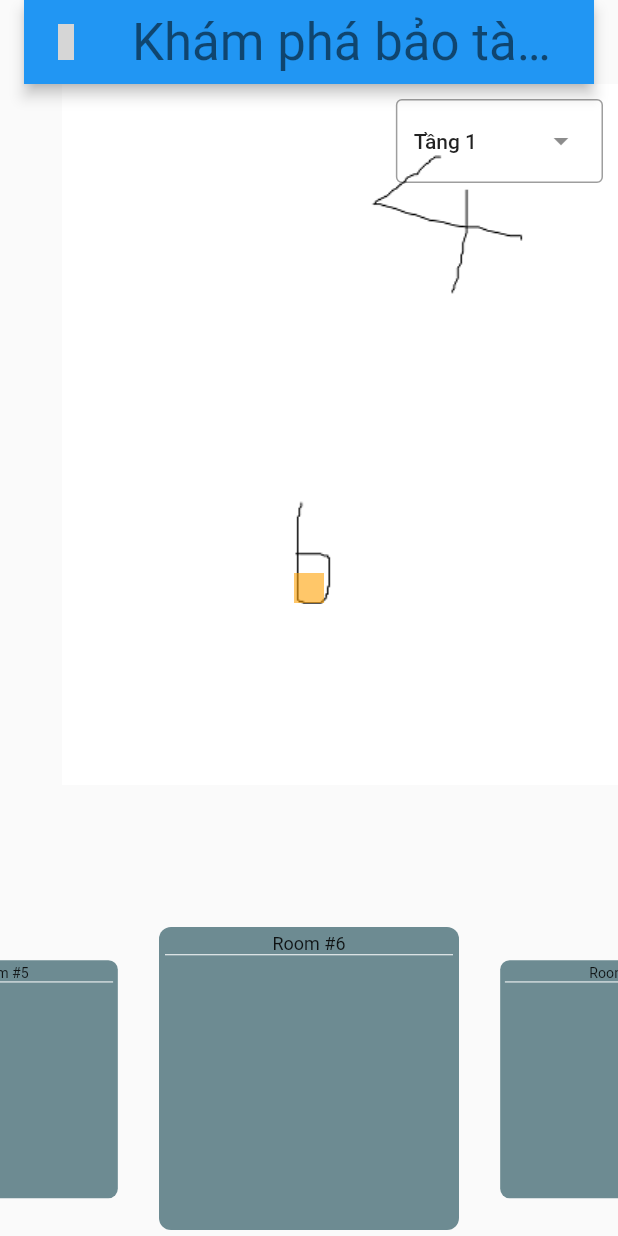
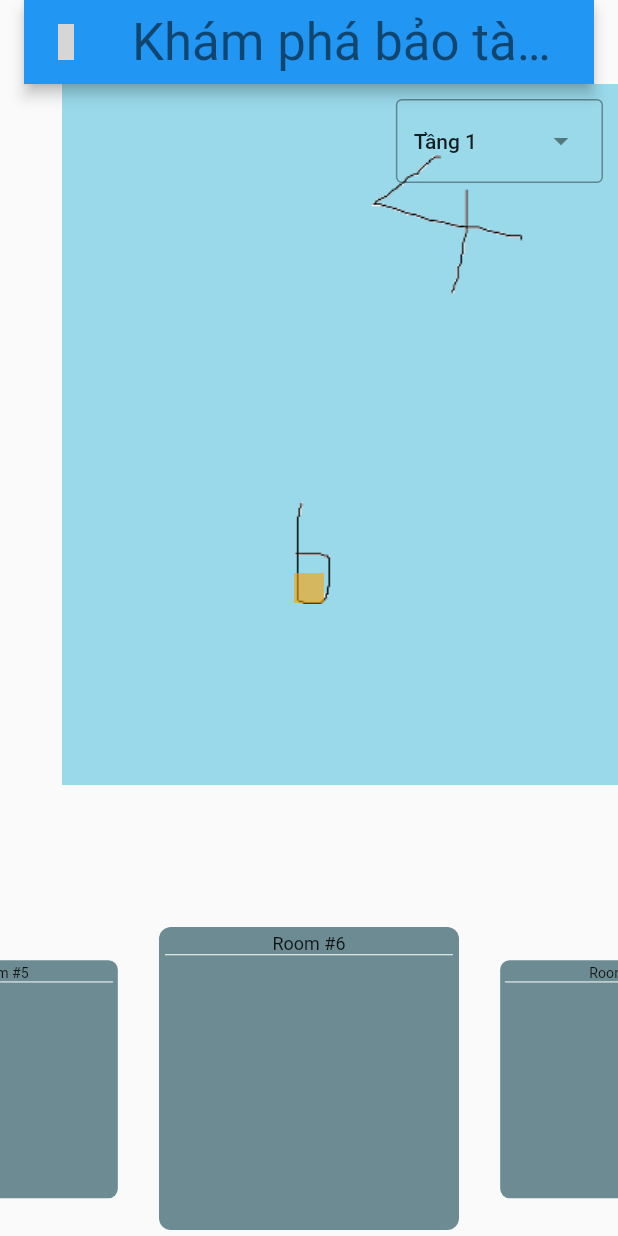
Before and after one commit to duykhanhxx03/ui-project-hochiminh-museum, a Flutter app: the IndoorMapScreen screen opened directly, after a tap on "Room #6", on a phone screen of 412 x 824 dp. Run offline on Flutter 3.47's test engine with Material 2 defaults, Android fonts, the light colour scheme and no system bars; drawn by our look-alikes of carousel_slider; our stand-ins replace get, get_storage, iconsax, keyboard_dismisser, logger, smooth_page_indicator; accounts and stored records are empty; grey boxes are pictures that could not be loaded.

Commit message:
add multiple floor navagation in indoormap

```diff
--- /dev/null
+++ b/lib/features/main/screens/indoor_map/controllers/indoor_map_controller.dart
@@ -0,0 +1,71 @@
+import 'dart:convert';
+import 'package:flutter/material.dart';
+import 'package:flutter/services.dart';
+import 'package:get/get.dart';
+
+var mapJson = [
+  'lib/features/main/screens/indoor_map/rooms1.json',
+  'lib/features/main/screens/indoor_map/rooms2.json',
+  'lib/features/main/screens/indoor_map/rooms3.json',
+];
+var mapUrl = [
+  'assets/images/indoor_map/map1.png',
+  'assets/images/indoor_map/map2.png',
+  'assets/images/indoor_map/map3.png',
+];
+
+class IndoorMapController extends GetxController {
+  static IndoorMapController get instance => Get.find();
+
+  double mapWidth = 0;
+  double mapHeight = 0;
+
+  var currentMapJson = mapJson[0].obs;
+  var currentMapUrl = mapUrl[0].obs;
+
+  void changeFloor(int value) {
+    currentMapJson.value = mapJson[value];
+    currentMapUrl.value = mapUrl[value];
+  }
+
+  Future<String> loadAsset() async {
+    await getMapInfo();
+    // print('loadAssets');
+    return await rootBundle.loadString(currentMapJson.value);
+  }
+
+  Future<int> findRoomByPoint(Offset p) async {
+    final allRoom = jsonDecode(await loadAsset());
+    // print("findRoomByPoint");
+    int room = 0;
+    for (var r in allRoom['Datas']) {
+      final rArr = (r['coords'].split(','));
+      double xMax = 0.0, xMin = mapWidth, yMax = 0.0, yMin = mapHeight;
+
+      for (var i = 0; i < rArr.length; i += 2) {
+        if (xMax < double.parse(rArr[i])) xMax = double.parse(rArr[i]);
+        if (xMin > double.parse(rArr[i])) xMin = double.parse(rArr[i]);
+      }
+
+      for (var i = 1; i < rArr.length; i += 2) {
+        if (yMax < double.parse(rArr[i])) yMax = double.parse(rArr[i]);
+        if (yMin > double.parse(rArr[i])) yMin = double.parse(rArr[i]);
+      }
+
+      if (p.dx > xMin && p.dx < xMax && p.dy > yMin && p.dy < yMax) {
+        room = int.parse(r['href'].split('_')[1]);
+        break;
+      }
+    }
+
+    return room;
+  }
+
+  getMapInfo() async {
+    final img = await rootBundle.load(currentMapUrl.value);
+    final decodedImage = await decodeImageFromList(img.buffer.asUint8List());
+    mapWidth = decodedImage.width.toDouble();
+    mapHeight = decodedImage.height.toDouble();
+    // print('getMapInfo');
+  }
+}
--- a/lib/features/main/screens/indoor_map/indoor_map.dart
+++ b/lib/features/main/screens/indoor_map/indoor_map.dart
@@ -1,10 +1,10 @@
-import 'dart:async';
 import 'dart:convert';
 import 'package:carousel_slider/carousel_slider.dart';
 import 'package:flutter/material.dart';
-import 'package:flutter/services.dart';
+import 'package:get/get.dart';
 import 'package:iconsax/iconsax.dart';
 import 'package:ui_project_hochiminh_museum/common/widgets/appbar/appbar.dart';
+import 'package:ui_project_hochiminh_museum/features/main/screens/indoor_map/controllers/indoor_map_controller.dart';
 import 'package:ui_project_hochiminh_museum/features/main/screens/indoor_map/widgets/dropdown_button.dart';
 
 class IndoorMapScreen extends StatefulWidget {
@@ -21,37 +21,15 @@ class _IndoorMapScreenState extends State<IndoorMapScreen>
   double screenWidth = 0;
   double screenHeight = 0;
 
+  final indoorMapController = Get.put(IndoorMapController());
+
   Animation<Matrix4>? _animationMap;
   late final AnimationController _controllerMap;
 
   CarouselController carouselController = CarouselController();
 
-  Future<String> loadAsset() async {
-    return await rootBundle
-        .loadString('lib/features/main/screens/indoor_map/rooms.json');
-  }
-
-  Future<ImageInfo> getImageInfo(Image img) async {
-    final c = Completer<ImageInfo>();
-    img.image
-        .resolve(const ImageConfiguration())
-        .addListener(ImageStreamListener((ImageInfo i, bool _) {
-      c.complete(i);
-    }));
-    return c.future;
-  }
-
-  printImageInfo() async {
-    Image image = Image.asset('assets/images/indoor_map/map.png');
-    ImageInfo info = await getImageInfo(image);
-    // print(info.image.height);
-  }
-
-  otherGetImageInfo() async {
-    final img = await rootBundle.load('assets/images/indoor_map/map.png');
-    final decodedImage = await decodeImageFromList(img.buffer.asUint8List());
-    // print(decodedImage.width);
-    // print(decodedImage.height);
+  void _changeFloor(int value) {
+    indoorMapController.changeFloor(value);
   }
 
   void onAnimateReset() {
@@ -89,33 +67,6 @@ class _IndoorMapScreenState extends State<IndoorMapScreen>
   //   }
   // }
 
-  Future<int> findRoomByPoint(Offset p) async {
-    //new dims: 1000 x 772
-    final allRoom = jsonDecode(await loadAsset());
-    int room = 0;
-    for (var r in allRoom['Datas']) {
-      final rArr = (r['coords'].split(','));
-      double xMax = 0.0, xMin = 1000.0, yMax = 0.0, yMin = 772.0;
-
-      for (var i = 0; i < rArr.length; i += 2) {
-        if (xMax < double.parse(rArr[i])) xMax = double.parse(rArr[i]);
-        if (xMin > double.parse(rArr[i])) xMin = double.parse(rArr[i]);
-      }
-
-      for (var i = 1; i < rArr.length; i += 2) {
-        if (yMax < double.parse(rArr[i])) yMax = double.parse(rArr[i]);
-        if (yMin > double.parse(rArr[i])) yMin = double.parse(rArr[i]);
-      }
-
-      if (p.dx > xMin && p.dx < xMax && p.dy > yMin && p.dy < yMax) {
-        room = int.parse(r['href'].split('_')[1]);
-        break;
-      }
-    }
-
-    return room;
-  }
-
   @override
   void initState() {
     super.initState();
@@ -123,9 +74,6 @@ class _IndoorMapScreenState extends State<IndoorMapScreen>
       vsync: this,
       duration: const Duration(milliseconds: 400),
     );
-
-    printImageInfo();
-    otherGetImageInfo();
   }
 
   @override
@@ -147,7 +95,8 @@ class _IndoorMapScreenState extends State<IndoorMapScreen>
         ),
         leadingIcon: Iconsax.map,
       ),
-      body: Stack(
+      body: Obx(
+        () => Stack(
           alignment: AlignmentDirectional.bottomCenter,
           children: [
             GestureDetector(
@@ -171,13 +120,13 @@ class _IndoorMapScreenState extends State<IndoorMapScreen>
                   -(tappedAt.dx - screenWidth / 2),
                   -(tappedAt.dy + 100 - screenHeight / 2),
                   0,
-                  1);
+                  1,
+                );
 
                 animateMap(transformationController.value, end);
 
-              carouselController
-                  .animateToPage(await findRoomByPoint(tappedAt) - 1);
-              //
+                carouselController.animateToPage(
+                    await indoorMapController.findRoomByPoint(tappedAt) - 1);
               },
               child: InteractiveViewer(
                   constrained: false,
@@ -207,8 +156,7 @@ class _IndoorMapScreenState extends State<IndoorMapScreen>
                   child: Stack(
                     alignment: AlignmentDirectional.topStart,
                     children: [
-                    Image.asset('assets/images/indoor_map/map.png'),
-                    //dims: 1000 x 772 px
+                      Image.asset(indoorMapController.currentMapUrl.value),
                       Positioned(
                         top: 50,
                         left: 50,
@@ -221,9 +169,6 @@ class _IndoorMapScreenState extends State<IndoorMapScreen>
                     ],
                   )),
             ),
-          // SizedBox(
-          //   height: screenHeight + 220,
-          // ),
             Padding(
               padding: EdgeInsets.only(bottom: screenHeight / 2 + 10),
               child: Container(
@@ -232,9 +177,8 @@ class _IndoorMapScreenState extends State<IndoorMapScreen>
                 color: Colors.amber.shade700.withAlpha(150),
               ),
             ),
-
             FutureBuilder(
-              future: loadAsset(),
+                future: indoorMapController.loadAsset(),
                 builder: (context, snapshot) {
                   if (snapshot.connectionState == ConnectionState.waiting) {
                     return const CircularProgressIndicator();
@@ -246,7 +190,7 @@ class _IndoorMapScreenState extends State<IndoorMapScreen>
                       items: [
                         ...jsonData['Datas']
                             .map(
-                            (e) => Container(
+                              (element) => Container(
                                 height: 200,
                                 width: 200,
                                 padding: const EdgeInsets.all(4),
@@ -258,11 +202,7 @@ class _IndoorMapScreenState extends State<IndoorMapScreen>
                                 ),
                                 child: InkWell(
                                   onTap: () {
-                                  //map dims: 1000 x 772 px
-
-                                  var xy = e['coords'].split(',');
-
-                                  // print(xy);
+                                    var xy = element['coords'].split(',');
 
                                     double x =
                                         (int.parse(xy[0]) + int.parse(xy[2])) *
@@ -287,24 +227,27 @@ class _IndoorMapScreenState extends State<IndoorMapScreen>
                                       -(x - screenWidth / 2),
                                       -(y + 100 - screenHeight / 2),
                                       0,
-                                      1);
+                                      1,
+                                    );
 
                                     animateMap(
                                         transformationController.value, end);
                                     carouselController.animateToPage(
-                                      int.parse(e['href'].split('_')[1]) - 1);
+                                      int.parse(element['href'].split('_')[1]) -
+                                          1,
+                                    );
                                   },
                                   child: Center(
                                     child: Column(
                                       children: [
                                         Text(
-                                        e['Room'],
+                                          element['Room'],
                                           style: const TextStyle(fontSize: 12),
                                         ),
                                         const Divider(
                                           height: 1.0,
-                                        color:
-                                            Color.fromARGB(255, 255, 255, 255),
+                                          color: Color.fromARGB(
+                                              255, 255, 255, 255),
                                         ),
                                       ],
                                     ),
@@ -330,12 +273,13 @@ class _IndoorMapScreenState extends State<IndoorMapScreen>
                   }
                   return const SizedBox();
                 }),
-          const Positioned(
+            Positioned(
               top: 10,
               right: 10,
-            child: OKDropdownMenu(),
+              child: IndoorMapDropdownMenu(changeFloor: _changeFloor),
             ),
           ],
+        ),
       ),
     );
   }
--- a/lib/features/main/screens/indoor_map/widgets/dropdown_button.dart
+++ b/lib/features/main/screens/indoor_map/widgets/dropdown_button.dart
@@ -1,28 +1,32 @@
 import 'package:flutter/material.dart';
 
-const List<String> list = <String>['Tầng 1', 'Tầng 2', 'Tầng 3'];
+const List<String> floors = <String>['Tầng 1', 'Tầng 2', 'Tầng 3'];
 
-class OKDropdownMenu extends StatefulWidget {
-  const OKDropdownMenu({super.key});
+class IndoorMapDropdownMenu extends StatefulWidget {
+  const IndoorMapDropdownMenu({super.key, required this.changeFloor});
+
+  final void Function(int) changeFloor;
 
   @override
-  State<OKDropdownMenu> createState() => _OKDropdownMenuState();
+  State<IndoorMapDropdownMenu> createState() => _IndoorMapDropdownMenuState();
 }
 
-class _OKDropdownMenuState extends State<OKDropdownMenu> {
-  String dropdownValue = list.first;
+class _IndoorMapDropdownMenuState extends State<IndoorMapDropdownMenu> {
+  String dropdownValue = floors.first;
 
   @override
   Widget build(BuildContext context) {
     return DropdownMenu<String>(
-      initialSelection: list.first,
+      initialSelection: floors.first,
       onSelected: (String? value) {
         // This is called when the user selects an item.
         setState(() {
           dropdownValue = value!;
         });
+        widget.changeFloor(floors.indexOf(value!));
       },
-      dropdownMenuEntries: list.map<DropdownMenuEntry<String>>((String value) {
+      dropdownMenuEntries:
+          floors.map<DropdownMenuEntry<String>>((String value) {
         return DropdownMenuEntry<String>(
           value: value,
           label: value,
--- a/pubspec.yaml
+++ b/pubspec.yaml
@@ -86,7 +86,9 @@ flutter:
     - assets/images/products/
     - assets/images/content/
     - assets/images/indoor_map/
-    - lib/features/main/screens/indoor_map/rooms.json
+    - lib/features/main/screens/indoor_map/rooms1.json
+    - lib/features/main/screens/indoor_map/rooms2.json
+    - lib/features/main/screens/indoor_map/rooms3.json
 
   # An image asset can refer to one or more resolution-specific "variants", see
   # https://flutter.dev/assets-and-images/#resolution-aware
```
Also changed, not shown: lib/features/main/screens/indoor_map/rooms2.json (added, +58 -0 lines), lib/features/main/screens/indoor_map/rooms3.json (added, +58 -0 lines), assets/images/indoor_map/map1.png (added), assets/images/indoor_map/map2.png (added), assets/images/indoor_map/map3.png (renamed from assets/images/indoor_map/map.png), lib/features/main/screens/indoor_map/rooms1.json (renamed from lib/features/main/screens/indoor_map/rooms.json). Lines whose indentation alone changed are shown as unchanged.
